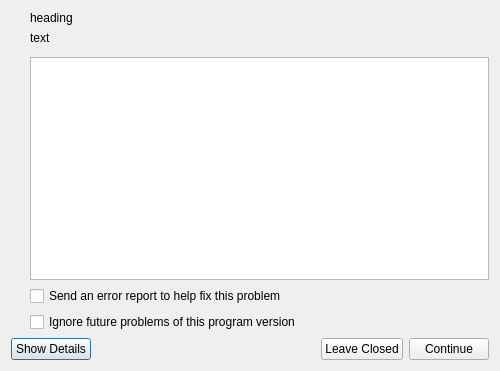
The window that kde/bugreport.ui (Hyask/apport) describes before a commit, drawn with Qt 5.
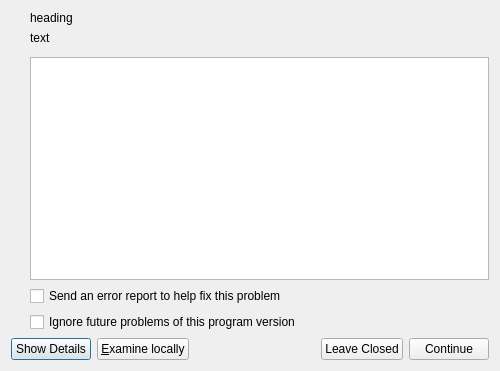
The same window after the commit.

Commit message: Add the examine button to the KDE interface, for when ui_run_terminal is implemented.

The edit to the form file:
```diff
--- a/kde/bugreport.ui
+++ b/kde/bugreport.ui
@@ -45,6 +45,13 @@
        </property>
       </widget>
      </item>
+     <item>
+      <widget class="QPushButton" name="examine_button">
+       <property name="text">
+        <string>&amp;Examine locally</string>
+       </property>
+      </widget>
+     </item>
      <item>
       <spacer name="horizontalSpacer">
        <property name="orientation">
```
The commit also changes 1 other file.
